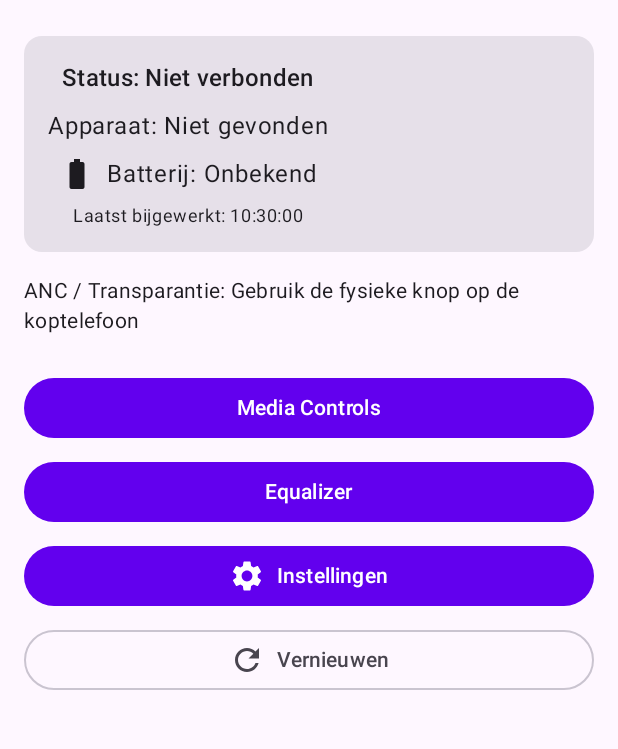
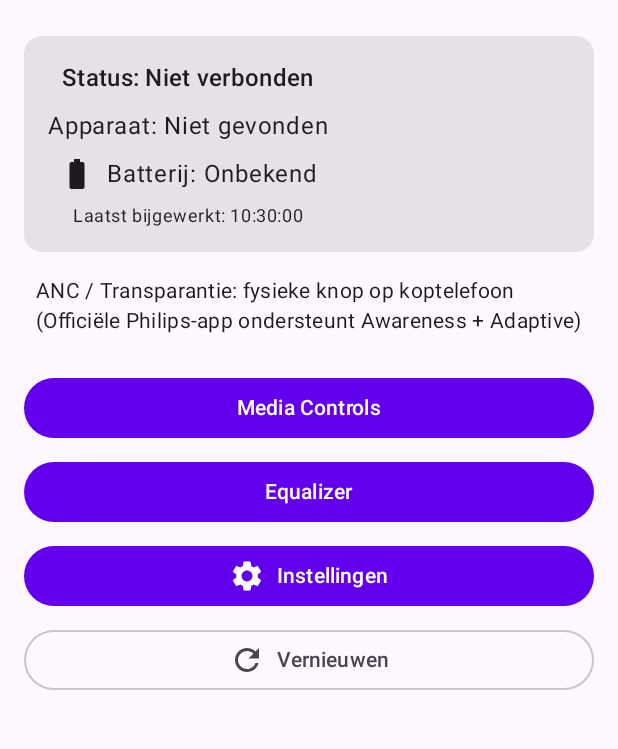
Before and after one commit to stefansdsd-ctrl/Philips-TAH6519-Companion, an Android app built with Jetpack Compose: the screen it shows after launch (MainActivity), on a phone screen of 412 x 824 dp, the part 186-935 px from its top. Run offline under Robolectric (Android 15) with nearby library versions, the phone set to English and light mode, and no system bars.

Commit message:
v1.8.0: show MAC, battery history, tips

```diff
--- a/app/src/main/java/com/philips/tah6519companion/ui/screens/DashboardScreen.kt
+++ b/app/src/main/java/com/philips/tah6519companion/ui/screens/DashboardScreen.kt
@@ -30,6 +30,8 @@ fun DashboardScreen(navController: NavController) {
     val battery by vm.batteryLevel.collectAsState()
     val connected by vm.isConnected.collectAsState()
     val lastUpdate by vm.lastUpdate.collectAsState()
+    val address by vm.deviceAddress.collectAsState()
+    val history by vm.batteryHistory.collectAsState()
 
     LaunchedEffect(Unit) { vm.refresh() }
 
@@ -47,6 +49,7 @@ fun DashboardScreen(navController: NavController) {
                 Text("Status: ${if (connected) "Verbonden" else "Niet verbonden"}", style = MaterialTheme.typography.titleMedium)
                 Spacer(Modifier.height(8.dp))
                 Text("Apparaat: ${device?.name ?: "Niet gevonden"}")
+                if (address.isNotEmpty()) Text("MAC: $address", style = MaterialTheme.typography.bodySmall)
                 Spacer(Modifier.height(8.dp))
                 Row(verticalAlignment = Alignment.CenterVertically) {
                     val icon = if (battery in 0..15) Icons.Default.BatteryAlert else Icons.Default.BatteryFull
@@ -67,8 +70,14 @@ fun DashboardScreen(navController: NavController) {
             }
         }
 
+        if (history.isNotEmpty()) {
+            Spacer(Modifier.height(8.dp))
+            Text("Batterij-geschiedenis:", style = MaterialTheme.typography.bodyMedium)
+            history.take(5).forEach { Text(it, style = MaterialTheme.typography.bodySmall) }
+        }
+
         Spacer(Modifier.height(16.dp))
-        Text("ANC / Transparantie: Gebruik de fysieke knop op de koptelefoon", style = MaterialTheme.typography.bodyMedium)
+        Text("ANC / Transparantie: fysieke knop op koptelefoon\n(Officiële Philips-app ondersteunt Awareness + Adaptive)", style = MaterialTheme.typography.bodyMedium)
         Spacer(Modifier.height(24.dp))
 
         Button(onClick = { navController.navigate("media") }, modifier = Modifier.fillMaxWidth()) {
```
